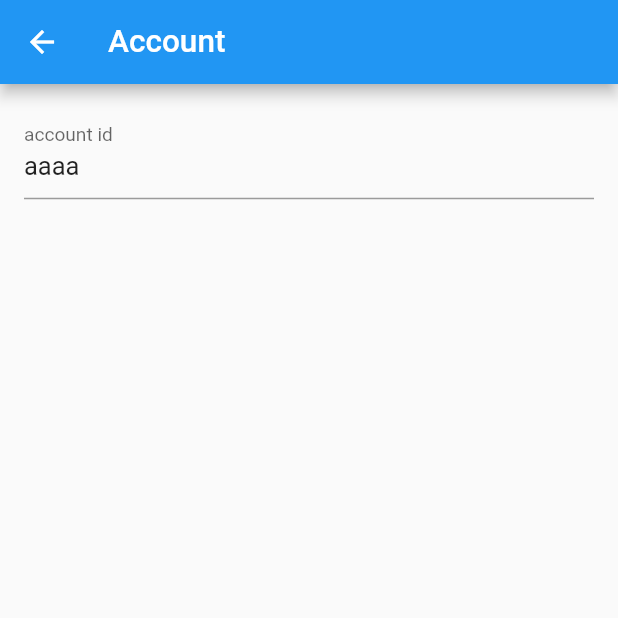
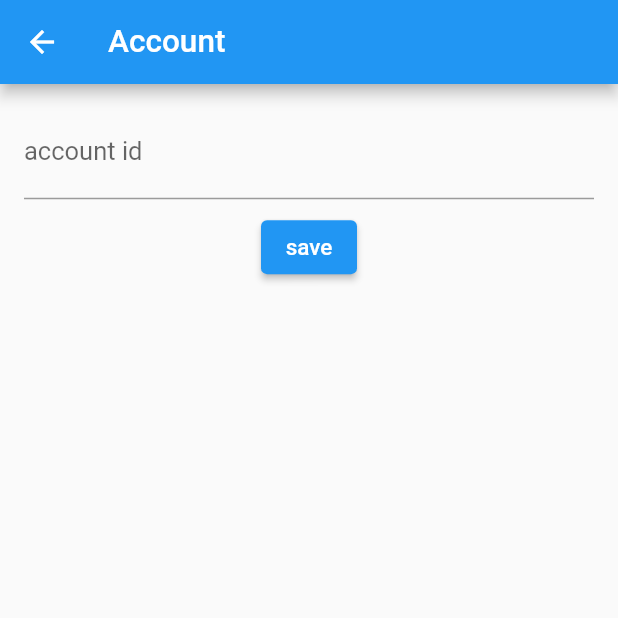
Before and after one commit to fa0311/social_doge, a Flutter app: the Settings screen opened directly, after a tap on "Account", on a phone screen of 412 x 824 dp, the top half of it. Run offline on Flutter 3.47's test engine with Material 2 defaults, Android fonts, the phone set to English and light mode, and no system bars; our stand-ins replace cached_network_image, dio, fl_chart, flutter_riverpod, logger, package_info_plus and 3 more; missing offline and left inert: flutter_inappwebview, twitter_openapi_dart, twitter_openapi_dart_generated; accounts and stored records are empty; generated files the repository leaves out were written again.

Commit message:
add user id settings
Signed-off-by: ふぁ <yuki@yuki0311.com>

```diff
--- a/lib/database/core.dart
+++ b/lib/database/core.dart
@@ -32,11 +32,12 @@ Future<Database> getDatabase(GetDatabaseRef ref) async {
       */
       // await testInsert(database);
       await database.execute(
-        "CREATE TABLE self_twitter(id INTEGER PRIMARY KEY AUTOINCREMENT, self_twitter_id TEXT)",
+        "CREATE TABLE self_account(id INTEGER PRIMARY KEY AUTOINCREMENT, self_twitter_id TEXT, login_time INTEGER)",
       );
     },
     version: 1,
   );
+
   return db;
 }
 
--- a/lib/view/settings/accessibility.dart
+++ b/lib/view/settings/accessibility.dart
@@ -68,7 +68,7 @@ enum LanguageCodeEnum {
   const LanguageCodeEnum(this.text);
 }
 
-@riverpod
+@Riverpod(keepAlive: true)
 class LanguageCode extends _$LanguageCode {
   static String key = "language_code";
   @override
@@ -155,7 +155,7 @@ enum ThemeBrightnessEnum {
   }
 }
 
-@riverpod
+@Riverpod(keepAlive: true)
 class ThemeBrightness extends _$ThemeBrightness {
   static String key = "theme_brightness";
 
--- a/lib/view/settings/account.dart
+++ b/lib/view/settings/account.dart
@@ -1,38 +1,91 @@
 // Dart imports:
 
-// Flutter imports:
 import 'package:flutter/material.dart';
 
 // Package imports:
 import 'package:flutter_gen/gen_l10n/app_localizations.dart';
 import 'package:flutter_riverpod/flutter_riverpod.dart';
+import 'package:riverpod_annotation/riverpod_annotation.dart';
+import 'package:social_doge/component/future/button.dart';
+import 'package:social_doge/database/self_account.dart';
+import 'package:social_doge/view/top/home.dart';
 
-class Account extends ConsumerWidget {
-  const Account({Key? key}) : super(key: key);
+part 'account.g.dart';
+
+@riverpod
+TextEditingController accountController(AccountControllerRef ref) {
+  return TextEditingController(text: ref.read(selfAccountProvider) ?? "");
+}
+
+class AccountSettings extends ConsumerWidget {
+  const AccountSettings({super.key});
 
   @override
   Widget build(BuildContext context, WidgetRef ref) {
-    final userAccountController = TextEditingController()..text = "aaaa";
+    final textController = ref.watch(accountControllerProvider);
+    return Padding(
+      padding: const EdgeInsets.all(16.0),
+      child: Column(
+        children: [
+          TextField(
+            controller: textController,
+            decoration: const InputDecoration(
+              labelText: "account id",
+              prefixText: "@",
+            ),
+          ),
+          ButtonBar(
+            alignment: MainAxisAlignment.center,
+            children: [
+              FutureButton(
+                type: ButtonType.elevatedButton,
+                onPressed: () async {
+                  await ref.read(selfAccountProvider.notifier).update(textController.text);
+                },
+                child: const Text('save'),
+              ),
+            ],
+          ),
+        ],
+      ),
+    );
+  }
+}
 
+class AccountSettingsScaffold extends ConsumerWidget {
+  const AccountSettingsScaffold({super.key});
+
+  @override
+  Widget build(BuildContext context, WidgetRef ref) {
     return Scaffold(
       appBar: AppBar(
         title: Text(AppLocalizations.of(context)!.account),
       ),
-      body: SafeArea(
-        child: Padding(
-          padding: const EdgeInsets.all(16.0),
-          child: Column(
-            children: [
-              TextField(
-                controller: userAccountController,
-                decoration: const InputDecoration(
-                  labelText: "account id",
-                ),
-              ),
-            ],
-          ),
-        ),
+      body: const SafeArea(
+        child: AccountSettings(),
       ),
     );
   }
 }
+
+class AccountSettingsWalkthrough extends ConsumerWidget {
+  const AccountSettingsWalkthrough({super.key});
+
+  @override
+  Widget build(BuildContext context, WidgetRef ref) {
+    ref.listen(selfAccountProvider, (previous, next) {
+      if (next != null) {
+        Navigator.of(context).pushAndRemoveUntil(MaterialPageRoute(builder: (context) => const SocialDogeHome()), (_) => false);
+      }
+    });
+
+    return Scaffold(
+      appBar: AppBar(
+        title: const Text("==-"),
+      ),
+      body: const SafeArea(
+        child: AccountSettings(),
+      ),
+    );
+  }
+}
--- a/lib/view/settings/settings.dart
+++ b/lib/view/settings/settings.dart
@@ -39,7 +39,7 @@ class Settings extends ConsumerWidget {
                 children: const [Icon(Icons.account_circle)],
               ),
               onTap: () async {
-                await Navigator.push(context, MaterialPageRoute(builder: (_) => const Account()));
+                await Navigator.push(context, MaterialPageRoute(builder: (_) => const AccountSettingsScaffold()));
               },
             ),
             ListTile(
```
Also changed, not shown: lib/component/twitter/user_profile.dart (added, +105 -0 lines), lib/database/self_account.dart (added, +30 -0 lines), lib/database/user.dart (+20 -0 lines), lib/interface/twitter.dart (added, +22 -0 lines), lib/main.dart (+9 -4 lines), lib/view/sub/synchronized.dart (+9 -9 lines), lib/view/top/page/diff.dart (+2 -9 lines), lib/view/web/login.dart (+7 -3 lines), lib/database/core.g.dart, lib/database/self_account.g.dart, lib/interface/twitter.g.dart (added), lib/view/settings/accessibility.g.dart, lib/view/settings/account.g.dart, lib/view/top/page/diff.g.dart.
